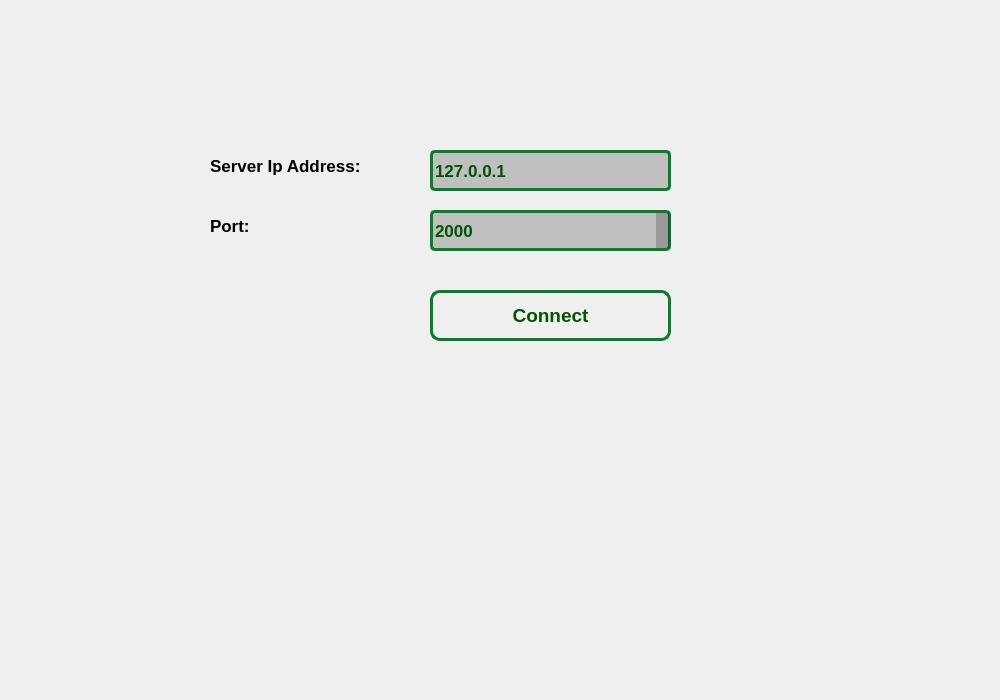
hamidreza2005/PlanetVsZombies, file windows/HostConnector/hostconnector.ui: the form before one commit.
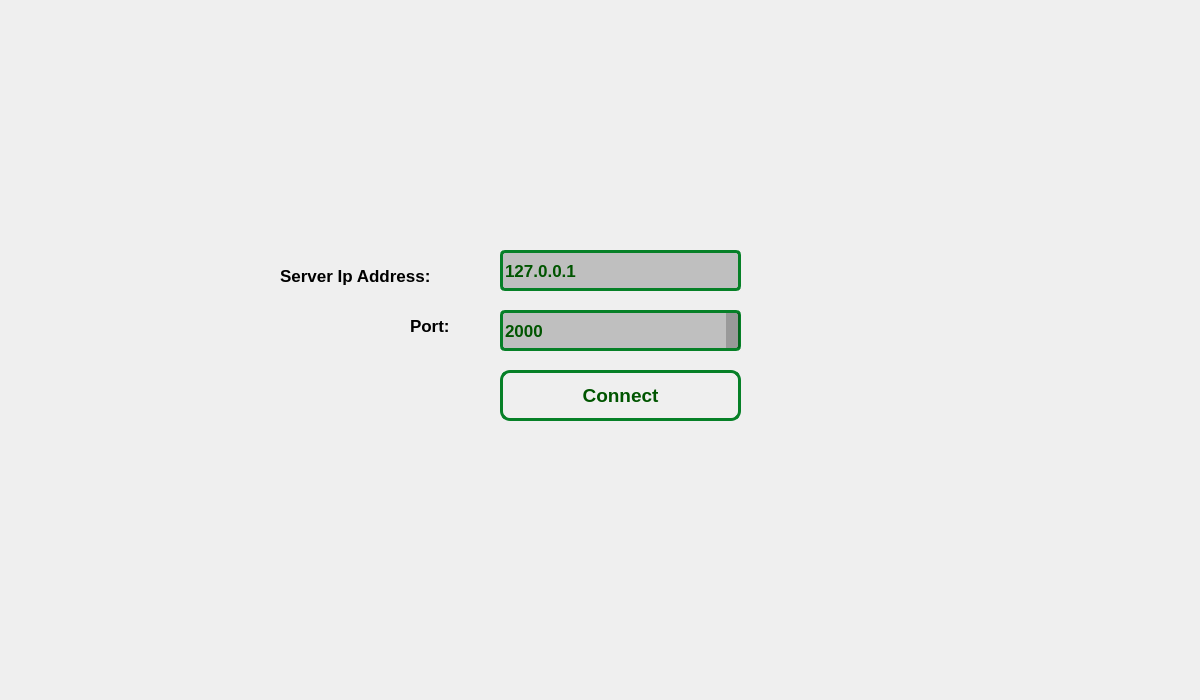
The form after the commit. Icons and pictures are not drawn.

The edit to the form file:
```diff
--- a/windows/HostConnector/hostconnector.ui
+++ b/windows/HostConnector/hostconnector.ui
@@ -6,7 +6,7 @@
    <rect>
     <x>0</x>
     <y>0</y>
-    <width>1000</width>
+    <width>1200</width>
     <height>700</height>
    </rect>
   </property>
@@ -16,141 +16,17 @@
   <property name="styleSheet">
    <string notr="true"/>
   </property>
-  <widget class="QLineEdit" name="ip">
-   <property name="geometry">
-    <rect>
-     <x>430</x>
-     <y>150</y>
-     <width>241</width>
-     <height>41</height>
-    </rect>
-   </property>
-   <property name="font">
-    <font>
-     <pointsize>13</pointsize>
-     <bold>true</bold>
-    </font>
-   </property>
-   <property name="styleSheet">
-    <string notr="true">color: rgb(0, 85, 0);
-border:3px solid #068027;
-border-radius:5px;
-background-color: rgba(0, 0, 0,0.2);</string>
-   </property>
-   <property name="text">
-    <string>127.0.0.1</string>
-   </property>
-  </widget>
-  <widget class="QLabel" name="label">
-   <property name="geometry">
-    <rect>
-     <x>210</x>
-     <y>150</y>
-     <width>201</width>
-     <height>31</height>
-    </rect>
-   </property>
-   <property name="font">
-    <font>
-     <pointsize>13</pointsize>
-     <bold>true</bold>
-    </font>
-   </property>
-   <property name="styleSheet">
-    <string notr="true">color: rgb(0, 0, 0);</string>
-   </property>
-   <property name="text">
-    <string>Server Ip Address:</string>
-   </property>
-  </widget>
-  <widget class="QLabel" name="label_2">
-   <property name="geometry">
-    <rect>
-     <x>210</x>
-     <y>210</y>
-     <width>201</width>
-     <height>31</height>
-    </rect>
-   </property>
-   <property name="font">
-    <font>
-     <pointsize>13</pointsize>
-     <bold>true</bold>
-    </font>
-   </property>
-   <property name="styleSheet">
-    <string notr="true">color: rgb(0, 0, 0);</string>
-   </property>
-   <property name="text">
-    <string>Port:</string>
-   </property>
-  </widget>
-  <widget class="QSpinBox" name="port">
-   <property name="geometry">
-    <rect>
-     <x>430</x>
-     <y>210</y>
-     <width>241</width>
-     <height>41</height>
-    </rect>
-   </property>
-   <property name="font">
-    <font>
-     <pointsize>13</pointsize>
-     <bold>true</bold>
-    </font>
-   </property>
-   <property name="styleSheet">
-    <string notr="true">color: rgb(0, 85, 0);
-border:3px solid #068027;
-border-radius:5px;
-background-color: rgba(0, 0, 0,0.2);</string>
-   </property>
-   <property name="maximum">
-    <number>10000</number>
-   </property>
-   <property name="value">
-    <number>2000</number>
-   </property>
-  </widget>
-  <widget class="QPushButton" name="connect">
-   <property name="geometry">
-    <rect>
-     <x>430</x>
-     <y>290</y>
-     <width>241</width>
-     <height>51</height>
-    </rect>
-   </property>
-   <property name="font">
-    <font>
-     <pointsize>14</pointsize>
-     <bold>true</bold>
-    </font>
-   </property>
-   <property name="cursor">
-    <cursorShape>PointingHandCursor</cursorShape>
-   </property>
-   <property name="styleSheet">
-    <string notr="true">color: rgb(0, 85, 0);
-border:3px solid #068027;
-border-radius:10px;</string>
-   </property>
-   <property name="text">
-    <string>Connect</string>
-   </property>
-  </widget>
   <widget class="QWidget" name="widget" native="true">
    <property name="geometry">
     <rect>
      <x>0</x>
-     <y>-1</y>
-     <width>1000</width>
+     <y>0</y>
+     <width>1201</width>
      <height>700</height>
     </rect>
    </property>
    <property name="autoFillBackground">
-    <bool>true</bool>
+    <bool>false</bool>
    </property>
    <property name="styleSheet">
     <string notr="true">#widget {
@@ -159,6 +35,130 @@
     background-position: center;
 }</string>
    </property>
+   <widget class="QPushButton" name="connect">
+    <property name="geometry">
+     <rect>
+      <x>500</x>
+      <y>370</y>
+      <width>241</width>
+      <height>51</height>
+     </rect>
+    </property>
+    <property name="font">
+     <font>
+      <pointsize>14</pointsize>
+      <bold>true</bold>
+     </font>
+    </property>
+    <property name="cursor">
+     <cursorShape>PointingHandCursor</cursorShape>
+    </property>
+    <property name="styleSheet">
+     <string notr="true">color: rgb(0, 85, 0);
+border:3px solid #068027;
+border-radius:10px;</string>
+    </property>
+    <property name="text">
+     <string>Connect</string>
+    </property>
+   </widget>
+   <widget class="QSpinBox" name="port">
+    <property name="geometry">
+     <rect>
+      <x>500</x>
+      <y>310</y>
+      <width>241</width>
+      <height>41</height>
+     </rect>
+    </property>
+    <property name="font">
+     <font>
+      <pointsize>13</pointsize>
+      <bold>true</bold>
+     </font>
+    </property>
+    <property name="styleSheet">
+     <string notr="true">color: rgb(0, 85, 0);
+border:3px solid #068027;
+border-radius:5px;
+background-color: rgba(0, 0, 0,0.2);</string>
+    </property>
+    <property name="maximum">
+     <number>10000</number>
+    </property>
+    <property name="value">
+     <number>2000</number>
+    </property>
+   </widget>
+   <widget class="QLineEdit" name="ip">
+    <property name="geometry">
+     <rect>
+      <x>500</x>
+      <y>250</y>
+      <width>241</width>
+      <height>41</height>
+     </rect>
+    </property>
+    <property name="font">
+     <font>
+      <pointsize>13</pointsize>
+      <bold>true</bold>
+     </font>
+    </property>
+    <property name="styleSheet">
+     <string notr="true">color: rgb(0, 85, 0);
+border:3px solid #068027;
+border-radius:5px;
+background-color: rgba(0, 0, 0,0.2);</string>
+    </property>
+    <property name="text">
+     <string>127.0.0.1</string>
+    </property>
+   </widget>
+   <widget class="QLabel" name="label">
+    <property name="geometry">
+     <rect>
+      <x>280</x>
+      <y>260</y>
+      <width>201</width>
+      <height>31</height>
+     </rect>
+    </property>
+    <property name="font">
+     <font>
+      <pointsize>13</pointsize>
+      <bold>true</bold>
+     </font>
+    </property>
+    <property name="styleSheet">
+     <string notr="true">color: rgb(0, 0, 0);</string>
+    </property>
+    <property name="text">
+     <string>Server Ip Address:</string>
+    </property>
+   </widget>
+   <widget class="QLabel" name="label_2">
+    <property name="geometry">
+     <rect>
+      <x>410</x>
+      <y>310</y>
+      <width>61</width>
+      <height>31</height>
+     </rect>
+    </property>
+    <property name="font">
+     <font>
+      <pointsize>13</pointsize>
+      <bold>true</bold>
+     </font>
+    </property>
+    <property name="styleSheet">
+     <string notr="true">color: rgb(0, 0, 0);</string>
+    </property>
+    <property name="text">
+     <string>Port:</string>
+    </property>
+   </widget>
   </widget>
   <zorder>widget</zorder>
   <zorder>ip</zorder>
```
Left out of the diff: 6 changed lines with no effect on the pictures.
